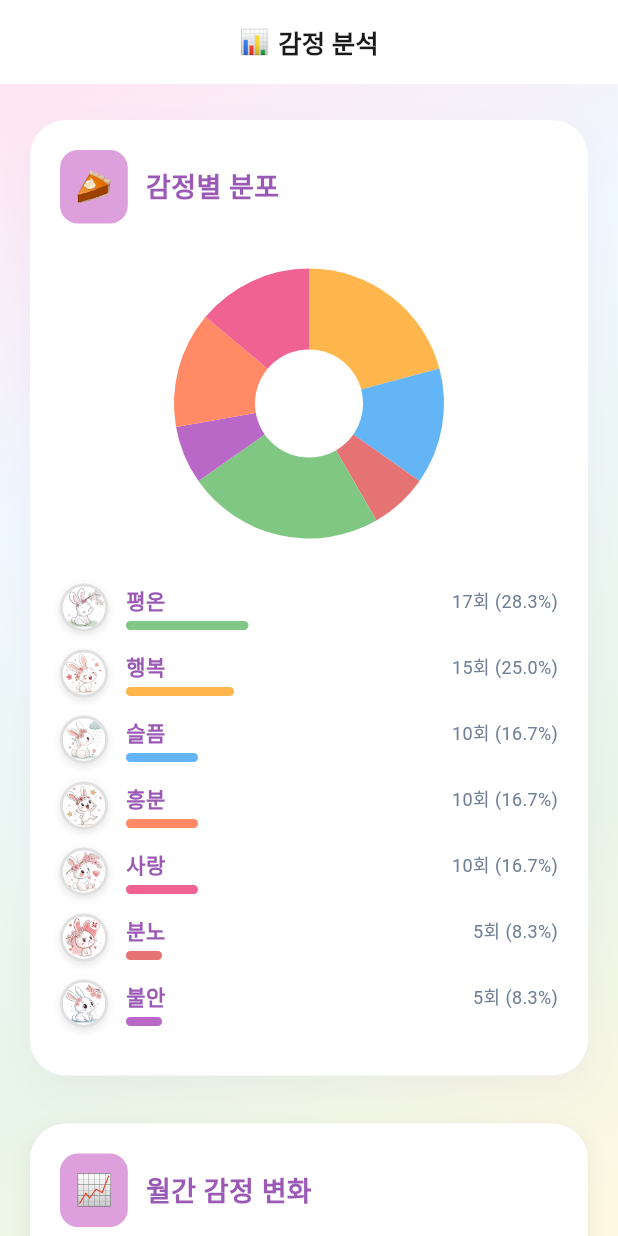
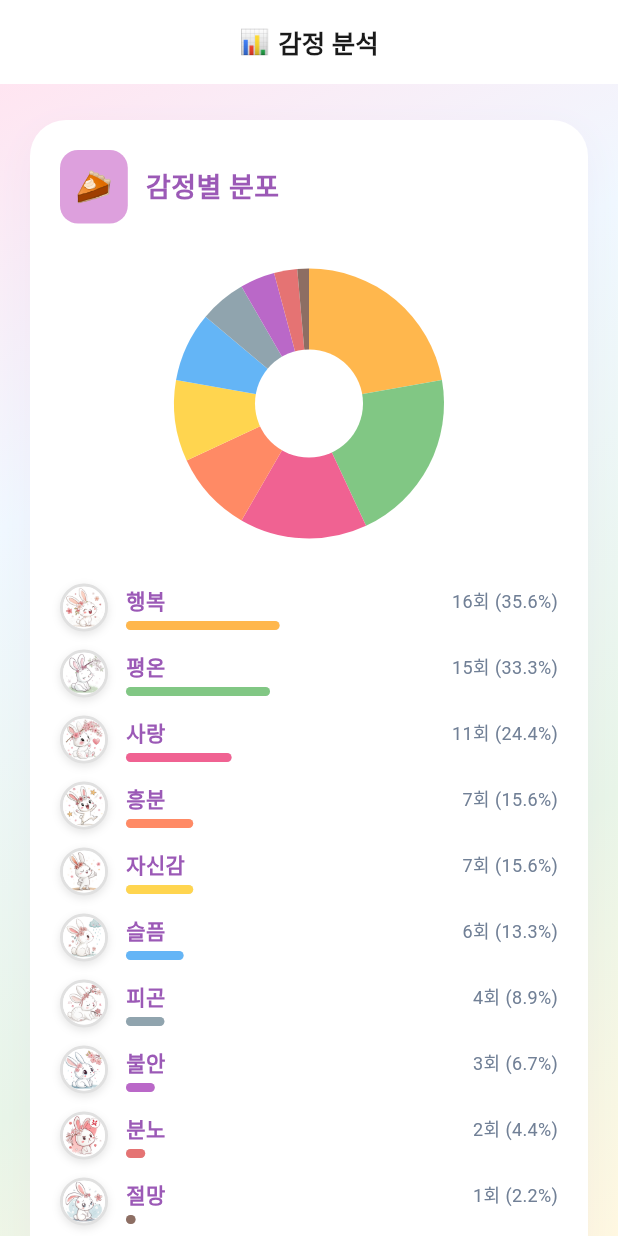
Before and after one commit to Codgm/Lifewisp, a Flutter app: the AnalysisScreen screen opened by its route, on a phone screen of 412 x 824 dp. Run offline on Flutter 3.47's test engine with Material 3 defaults, Android fonts, the phone set to English and light mode, and no system bars; our stand-ins replace fl_chart, google_fonts, image_picker, shared_preferences; accounts and stored records are empty; Roboto replaces fonts that are missing (Jua).

Commit message:
Update analysis_screen.dart

```diff
--- a/lib/screens/analysis_screen.dart
+++ b/lib/screens/analysis_screen.dart
@@ -15,15 +15,30 @@ class AnalysisScreen extends StatelessWidget {
 
   // 감정별 색상 매핑
   static const Map<String, Color> emotionColors = {
-    '행복': Color(0xFFFFB74D), // 밝은 오렌지
-    '슬픔': Color(0xFF64B5F6), // 밝은 파랑
-    '분노': Color(0xFFE57373), // 밝은 빨강
-    '평온': Color(0xFF81C784), // 밝은 초록
-    '불안': Color(0xFFBA68C8), // 밝은 보라
-    '흥분': Color(0xFFFF8A65), // 밝은 코랄
-    '사랑': Color(0xFFF06292), // 밝은 분홍
-    '피곤': Color(0xFF90A4AE), // 블루 그레이
-    '절망': Color(0xFF8D6E63), // 브라운
+    'happy': Color(0xFFFFB74D), // 밝은 오렌지
+    'sad': Color(0xFF64B5F6), // 밝은 파랑
+    'angry': Color(0xFFE57373), // 밝은 빨강
+    'calm': Color(0xFF81C784), // 밝은 초록
+    'anxious': Color(0xFFBA68C8), // 밝은 보라
+    'excited': Color(0xFFFF8A65), // 밝은 코랄
+    'love': Color(0xFFF06292), // 밝은 분홍
+    'tired': Color(0xFF90A4AE), // 블루 그레이
+    'despair': Color(0xFF8D6E63), // 브라운
+    'confidence': Color(0xFFFFD54F), // 밝은 노랑
+  };
+
+  // 감정명 한글 매핑
+  static const Map<String, String> emotionKoreanNames = {
+    'happy': '행복',
+    'sad': '슬픔',
+    'angry': '분노',
+    'calm': '평온',
+    'anxious': '불안',
+    'excited': '흥분',
+    'love': '사랑',
+    'tired': '피곤',
+    'despair': '절망',
+    'confidence': '자신감',
   };
 
   @override
@@ -39,6 +54,8 @@ class AnalysisScreen extends StatelessWidget {
       // 더미 데이터 생성
       emotionCounts = _generateDummyEmotionCounts();
       effectiveRecords = _generateDummyRecords();
+      print('분석 화면: 실제 데이터 없음, 더미 데이터 사용 (${effectiveRecords.length}개)');
+      print('더미 감정 분포: $emotionCounts');
     } else {
       // 실제 데이터 사용
       emotionCounts = {};
@@ -46,6 +63,13 @@ class AnalysisScreen extends StatelessWidget {
         emotionCounts[r.emotion] = (emotionCounts[r.emotion] ?? 0) + 1;
       }
       effectiveRecords = records;
+      print('분석 화면: 실제 데이터 사용 (${effectiveRecords.length}개)');
+      print('실제 감정 분포: $emotionCounts');
+
+      // 실제 데이터의 감정별 상세 정보 출력
+      for (var record in records.take(5)) {
+        print('실제 기록: ${record.date} - ${record.emotion}');
+      }
     }
 
     return Scaffold(
@@ -83,25 +107,55 @@ class AnalysisScreen extends StatelessWidget {
   Map<String, int> _generateDummyEmotionCounts() {
     final random = Random();
     return {
-      '행복': 15 + random.nextInt(10),
-      '슬픔': 8 + random.nextInt(5),
-      '분노': 3 + random.nextInt(4),
-      '평온': 12 + random.nextInt(8),
-      '불안': 5 + random.nextInt(6),
-      '흥분': 7 + random.nextInt(5),
-      '사랑': 10 + random.nextInt(7),
+      'happy': 12 + random.nextInt(8),
+      'calm': 10 + random.nextInt(6),
+      'love': 8 + random.nextInt(5),
+      'excited': 6 + random.nextInt(4),
+      'confidence': 5 + random.nextInt(4),
+      'sad': 4 + random.nextInt(3),
+      'tired': 3 + random.nextInt(3),
+      'anxious': 2 + random.nextInt(2),
+      'angry': 1 + random.nextInt(2),
+      'despair': 1 + random.nextInt(1),
     };
   }
 
   // 더미 레코드 생성
   List _generateDummyRecords() {
-    final emotions = ['행복', '슬픔', '분노', '평온', '불안', '흥분', '사랑'];
+    final emotions = ['happy', 'sad', 'angry', 'calm', 'anxious', 'excited', 'love', 'tired', 'despair', 'confidence'];
     final random = Random();
     final now = DateTime.now();
 
-    return List.generate(60, (index) {
+    // 더 현실적인 감정 분포 (긍정적 감정이 조금 더 많음)
+    final emotionWeights = {
+      'happy': 0.25,
+      'calm': 0.20,
+      'love': 0.15,
+      'excited': 0.10,
+      'confidence': 0.10,
+      'sad': 0.08,
+      'tired': 0.06,
+      'anxious': 0.04,
+      'angry': 0.01,
+      'despair': 0.01,
+    };
+
+    return List.generate(45, (index) {
+      // 가중치 기반 감정 선택
+      double rand = random.nextDouble();
+      String selectedEmotion = 'happy'; // 기본값
+
+      double cumulativeWeight = 0.0;
+      for (var entry in emotionWeights.entries) {
+        cumulativeWeight += entry.value;
+        if (rand <= cumulativeWeight) {
+          selectedEmotion = entry.key;
+          break;
+        }
+      }
+
       return {
-        'emotion': emotions[random.nextInt(emotions.length)],
+        'emotion': selectedEmotion,
         'date': now.subtract(Duration(days: random.nextInt(30))),
         'note': '더미 데이터입니다.',
       };
@@ -187,7 +241,7 @@ class AnalysisScreen extends StatelessWidget {
                           mainAxisAlignment: MainAxisAlignment.spaceBetween,
                           children: [
                             Text(
-                              entry.key,
+                              emotionKoreanNames[entry.key] ?? entry.key,
                               style: LifewispTextStyles.jua(
                                 fontSize: 14,
                                 fontWeight: FontWeight.bold,
@@ -235,9 +289,10 @@ class AnalysisScreen extends StatelessWidget {
     );
   }
 
-  // 2. 월간 감정 변화 트렌드 (개선된 버전)
+  // 2. 월간 감정 변화 트렌드 (실제 데이터 연동)
   Widget _buildMonthlyTrend(List records, BuildContext context) {
     final isDark = Theme.of(context).brightness == Brightness.dark;
+    final dailyEmotionData = _getDailyEmotionData(records);
 
     return Container(
       padding: const EdgeInsets.all(20),
@@ -359,20 +414,93 @@ class AnalysisScreen extends StatelessWidget {
                 maxX: 30,
                 minY: 0,
                 maxY: 10,
-                lineBarsData: [
-                  // 행복
-                  LineChartBarData(
-                    spots: _generateSmoothLineData(30, 3, 8),
+                lineBarsData: _generateEmotionLineData(dailyEmotionData),
+              ),
+            ),
+          ),
+          const SizedBox(height: 16),
+          // 범례 - 상위 감정들만 표시
+          _buildDynamicLegend(dailyEmotionData),
+        ],
+      ),
+    );
+  }
+
+  // 실제 데이터에서 일별 감정 데이터 추출
+  Map<int, Map<String, int>> _getDailyEmotionData(List records) {
+    final Map<int, Map<String, int>> dailyData = {};
+    final now = DateTime.now();
+
+    print('일별 감정 데이터 추출 시작: ${records.length}개 기록');
+
+    for (var record in records) {
+      DateTime recordDate;
+      String emotion;
+
+      if (record is Map) {
+        recordDate = record['date'] ?? now;
+        emotion = record['emotion'] ?? 'happy';
+        print('더미 데이터 처리: ${recordDate} - $emotion');
+      } else {
+        // EmotionRecord 객체인 경우
+        recordDate = record.date;
+        emotion = record.emotion;
+        print('실제 데이터 처리: ${recordDate} - $emotion');
+      }
+
+      final daysDiff = now.difference(recordDate).inDays;
+      if (daysDiff >= 0 && daysDiff <= 30) {
+        final day = 30 - daysDiff;
+        dailyData[day] ??= {};
+        dailyData[day]![emotion] = (dailyData[day]![emotion] ?? 0) + 1;
+      }
+    }
+
+    print('일별 감정 데이터 결과: $dailyData');
+    return dailyData;
+  }
+
+  // 감정별 라인 데이터 생성
+  List<LineChartBarData> _generateEmotionLineData(Map<int, Map<String, int>> dailyData) {
+    final allEmotions = <String>{};
+    for (var dayData in dailyData.values) {
+      allEmotions.addAll(dayData.keys);
+    }
+
+    // 상위 3개 감정만 표시
+    final emotionTotals = <String, int>{};
+    for (var emotion in allEmotions) {
+      emotionTotals[emotion] = dailyData.values
+          .fold(0, (sum, dayData) => sum + (dayData[emotion] ?? 0));
+    }
+
+    final topEmotions = emotionTotals.entries.toList()
+      ..sort((a, b) => b.value.compareTo(a.value));
+
+    final selectedEmotions = topEmotions.take(3).map((e) => e.key).toList();
+
+    return selectedEmotions.map((emotion) {
+      final spots = <FlSpot>[];
+
+      for (int day = 0; day <= 30; day++) {
+        final count = dailyData[day]?[emotion] ?? 0;
+        spots.add(FlSpot(day.toDouble(), count.toDouble()));
+      }
+
+      final color = emotionColors[emotion] ?? Colors.grey;
+
+      return LineChartBarData(
+        spots: spots,
         isCurved: true,
         curveSmoothness: 0.3,
-                    color: emotionColors['행복']!,
+        color: color,
         barWidth: 3,
         dotData: FlDotData(
           show: true,
           getDotPainter: (spot, percent, barData, index) {
             return FlDotCirclePainter(
               radius: 3,
-                          color: emotionColors['행복']!,
+              color: color,
               strokeWidth: 2,
               strokeColor: Colors.white,
             );
@@ -380,73 +508,33 @@ class AnalysisScreen extends StatelessWidget {
         ),
         belowBarData: BarAreaData(
           show: true,
-                      color: emotionColors['행복']!.withOpacity(0.1),
+          color: color.withOpacity(0.1),
         ),
-                  ),
-                  // 슬픔
-                  LineChartBarData(
-                    spots: _generateSmoothLineData(30, 1, 5),
-                    isCurved: true,
-                    curveSmoothness: 0.3,
-                    color: emotionColors['슬픔']!,
-                    barWidth: 3,
-                    dotData: FlDotData(
-                      show: true,
-                      getDotPainter: (spot, percent, barData, index) {
-                        return FlDotCirclePainter(
-                          radius: 3,
-                          color: emotionColors['슬픔']!,
-                          strokeWidth: 2,
-                          strokeColor: Colors.white,
       );
-                      },
-                    ),
-                    belowBarData: BarAreaData(
-                      show: true,
-                      color: emotionColors['슬픔']!.withOpacity(0.1),
-                    ),
-                  ),
-                  // 분노
-                  LineChartBarData(
-                    spots: _generateSmoothLineData(30, 0, 4),
-                    isCurved: true,
-                    curveSmoothness: 0.3,
-                    color: emotionColors['분노']!,
-                    barWidth: 3,
-                    dotData: FlDotData(
-                      show: true,
-                      getDotPainter: (spot, percent, barData, index) {
-                        return FlDotCirclePainter(
-                          radius: 3,
-                          color: emotionColors['분노']!,
-                          strokeWidth: 2,
-                          strokeColor: Colors.white,
-                        );
-                      },
-                    ),
-                    belowBarData: BarAreaData(
-                      show: true,
-                      color: emotionColors['분노']!.withOpacity(0.1),
-                    ),
-                  ),
-                ],
-              ),
-            ),
-          ),
-          const SizedBox(height: 16),
-          // 범례
-          Row(
-            mainAxisAlignment: MainAxisAlignment.center,
-            children: [
-              _buildLegendItem('행복', emotionColors['행복']!),
-              const SizedBox(width: 20),
-              _buildLegendItem('슬픔', emotionColors['슬픔']!),
-              const SizedBox(width: 20),
-              _buildLegendItem('분노', emotionColors['분노']!),
-            ],
-          ),
-        ],
-      ),
+    }).toList();
+  }
+
+  // 동적 범례 생성
+  Widget _buildDynamicLegend(Map<int, Map<String, int>> dailyData) {
+    final emotionTotals = <String, int>{};
+    for (var dayData in dailyData.values) {
+      for (var entry in dayData.entries) {
+        emotionTotals[entry.key] = (emotionTotals[entry.key] ?? 0) + entry.value;
+      }
+    }
+
+    final topEmotions = emotionTotals.entries.toList()
+      ..sort((a, b) => b.value.compareTo(a.value));
+
+    final selectedEmotions = topEmotions.take(3).toList();
+
+    return Wrap(
+      alignment: WrapAlignment.center,
+      spacing: 20,
+      children: selectedEmotions.map((entry) {
+        final color = emotionColors[entry.key] ?? Colors.grey;
+        return _buildLegendItem(entry.key, color);
+      }).toList(),
     );
   }
 
@@ -466,7 +554,7 @@ class AnalysisScreen extends StatelessWidget {
         ),
         const SizedBox(width: 6),
         Text(
-          label,
+          emotionKoreanNames[label] ?? label,
           style: GoogleFonts.jua(
             fontSize: 12,
             fontWeight: FontWeight.w500,
@@ -474,25 +562,6 @@ class AnalysisScreen extends StatelessWidget {
         ),
       ],
     );
-  }
-
-  // 더 부드러운 라인 데이터 생성
-  List<FlSpot> _generateSmoothLineData(int days, int minValue, int maxValue) {
-    final random = Random();
-    final spots = <FlSpot>[];
-
-    double previousValue = (minValue + maxValue) / 2;
-
-    for (int i = 0; i <= days; i++) {
-      // 이전 값을 기준으로 변화량을 제한하여 부드러운 곡선 생성
-      double change = (random.nextDouble() - 0.5) * 2; // -1 ~ 1
-      double newValue = (previousValue + change).clamp(minValue.toDouble(), maxValue.toDouble());
-
-      spots.add(FlSpot(i.toDouble(), newValue));
-      previousValue = newValue;
-    }
-
-    return spots;
   }
 
   Widget _buildLegendDot(Color color) {
@@ -504,9 +573,10 @@ class AnalysisScreen extends StatelessWidget {
     );
   }
 
-  // 3. 감정 히트맵 (달력 형태)
+  // 3. 감정 히트맵 (실제 데이터 연동)
   Widget _buildEmotionHeatmap(List records, BuildContext context) {
     final isDark = Theme.of(context).brightness == Brightness.dark;
+    final dailyEmotions = _getDailyEmotionsForHeatmap(records);
 
     return Container(
       padding: const EdgeInsets.all(20),
@@ -546,25 +616,67 @@ class AnalysisScreen extends StatelessWidget {
             ],
           ),
           const SizedBox(height: 16),
-          _buildDummyCalendarHeatmap(isDark, context),
+          _buildRealCalendarHeatmap(dailyEmotions, isDark, context),
         ],
       ),
     );
   }
 
-  // 더미 달력 히트맵
-  Widget _buildDummyCalendarHeatmap(bool isDark, BuildContext context) {
-    final days = List.generate(30, (i) => i + 1);
-    final emotions = ['행복', '슬픔', '분노', '평온', '불안'];
-    final random = Random();
+  // 실제 데이터에서 일별 감정 추출 (히트맵용)
+  Map<int, String> _getDailyEmotionsForHeatmap(List records) {
+    final Map<int, Map<String, int>> dailyEmotionCounts = {};
+    final now = DateTime.now();
 
+    print('히트맵 데이터 추출 시작: ${records.length}개 기록');
+
+    for (var record in records) {
+      DateTime recordDate;
+      String emotion;
+
+      if (record is Map) {
+        recordDate = record['date'] ?? now;
+        emotion = record['emotion'] ?? 'happy';
+      } else {
+        recordDate = record.date;
+        emotion = record.emotion;
+      }
+
+      final daysDiff = now.difference(recordDate).inDays;
+      if (daysDiff >= 0 && daysDiff <= 29) {
+        final day = daysDiff + 1; // 1부터 30까지
+        dailyEmotionCounts[day] ??= {};
+        dailyEmotionCounts[day]![emotion] = (dailyEmotionCounts[day]![emotion] ?? 0) + 1;
+      }
+    }
+
+    // 각 날짜의 주된 감정 결정
+    final Map<int, String> dominantEmotions = {};
+    for (var entry in dailyEmotionCounts.entries) {
+      final day = entry.key;
+      final emotionCounts = entry.value;
+
+      if (emotionCounts.isNotEmpty) {
+        final dominantEmotion = emotionCounts.entries
+            .reduce((a, b) => a.value > b.value ? a : b).key;
+        dominantEmotions[day] = dominantEmotion;
+      }
+    }
+
+    print('히트맵 데이터 결과: $dominantEmotions');
+    return dominantEmotions;
+  }
+
+  // 실제 데이터 기반 달력 히트맵
+  Widget _buildRealCalendarHeatmap(Map<int, String> dailyEmotions, bool isDark, BuildContext context) {
     return Wrap(
       spacing: 4,
       runSpacing: 4,
-      children: days.map((d) {
-        // 랜덤하게 감정이 있는 날과 없는 날 결정
-        final hasEmotion = random.nextBool();
-        if (!hasEmotion) {
+      children: List.generate(30, (index) {
+        final day = index + 1;
+        final emotion = dailyEmotions[day];
+
+        if (emotion == null) {
+          // 감정 기록이 없는 날
           return Container(
             width: 32,
             height: 32,
@@ -576,7 +688,7 @@ class AnalysisScreen extends StatelessWidget {
             ),
             child: Center(
               child: Text(
-                '$d',
+                '$day',
                 style: GoogleFonts.jua(
                   fontSize: 10,
                   color: isDark ? LifewispColors.darkSubText : LifewispColors.subText,
@@ -586,7 +698,6 @@ class AnalysisScreen extends StatelessWidget {
           );
         }
 
-        final emotion = emotions[random.nextInt(emotions.length)];
         final color = emotionColors[emotion] ?? Colors.grey;
 
         return Container(
@@ -599,7 +710,7 @@ class AnalysisScreen extends StatelessWidget {
           ),
           child: Center(
             child: Text(
-              '$d',
+              '$day',
               style: GoogleFonts.jua(
                 fontSize: 10,
                 fontWeight: FontWeight.bold,
@@ -608,7 +719,7 @@ class AnalysisScreen extends StatelessWidget {
             ),
           ),
         );
-      }).toList(),
+      }),
     );
   }
 
@@ -726,11 +837,11 @@ class AnalysisScreen extends StatelessWidget {
       if (topEmotion.value / totalRecords > 0.3) {
         outliers.add({
           'type': 'info',
-          'message': '${topEmotion.key} 감정이 전체의 ${((topEmotion.value / totalRecords) * 100).toStringAsFixed(1)}%를 차지해요. 이 감정이 최근 주된 감정 상태인 것 같아요.'
+          'message': '${emotionKoreanNames[topEmotion.key] ?? topEmotion.key} 감정이 전체의 ${((topEmotion.value / totalRecords) * 100).toStringAsFixed(1)}%를 차지해요. 이 감정이 최근 주된 감정 상태인 것 같아요.'
         });
       }
 
-      final negativeEmotions = ['슬픔', '분노', '불안', '절망'];
+      final negativeEmotions = ['sad', 'angry', 'anxious', 'despair'];
       final negativeCount = emotionCounts.entries
           .where((e) => negativeEmotions.contains(e.key))
           .fold(0, (sum, e) => sum + e.value);
@@ -743,7 +854,7 @@ class AnalysisScreen extends StatelessWidget {
       }
 
       // 긍정적인 패턴도 추가
-      final positiveEmotions = ['행복', '사랑', '평온', '흥분'];
+      final positiveEmotions = ['happy', 'love', 'calm', 'excited', 'confidence'];
       final positiveCount = emotionCounts.entries
           .where((e) => positiveEmotions.contains(e.key))
           .fold(0, (sum, e) => sum + e.value);
@@ -767,18 +878,6 @@ class AnalysisScreen extends StatelessWidget {
       '2월': {'행복': 12, '슬픔': 8, '분노': 2},
       '3월': {'행복': 18, '슬픔': 4, '분노': 1},
     };
-  }
-
-  Map<String, Map<String, int>> _getDailyEmotionData(List records) {
-    final Map<String, Map<String, int>> dailyData = {};
-    for (int i = 1; i <= 31; i++) {
-      if (Random().nextBool()) {
-        dailyData['$i'] = {
-          emotionEmoji.keys.elementAt(Random().nextInt(emotionEmoji.length)): 1 + Random().nextInt(3)
-        };
-      }
-    }
-    return dailyData;
   }
 }
 
@@ -905,6 +1004,8 @@ RabbitEmotion _mapStringToRabbitEmotion(String key) {
     case 'despair':
     case '절망':
       return RabbitEmotion.despair;
+    case 'confidence':
+      return RabbitEmotion.confidence;
     default:
       return RabbitEmotion.happy;
   }
```
Lines whose indentation alone changed are shown as unchanged.
